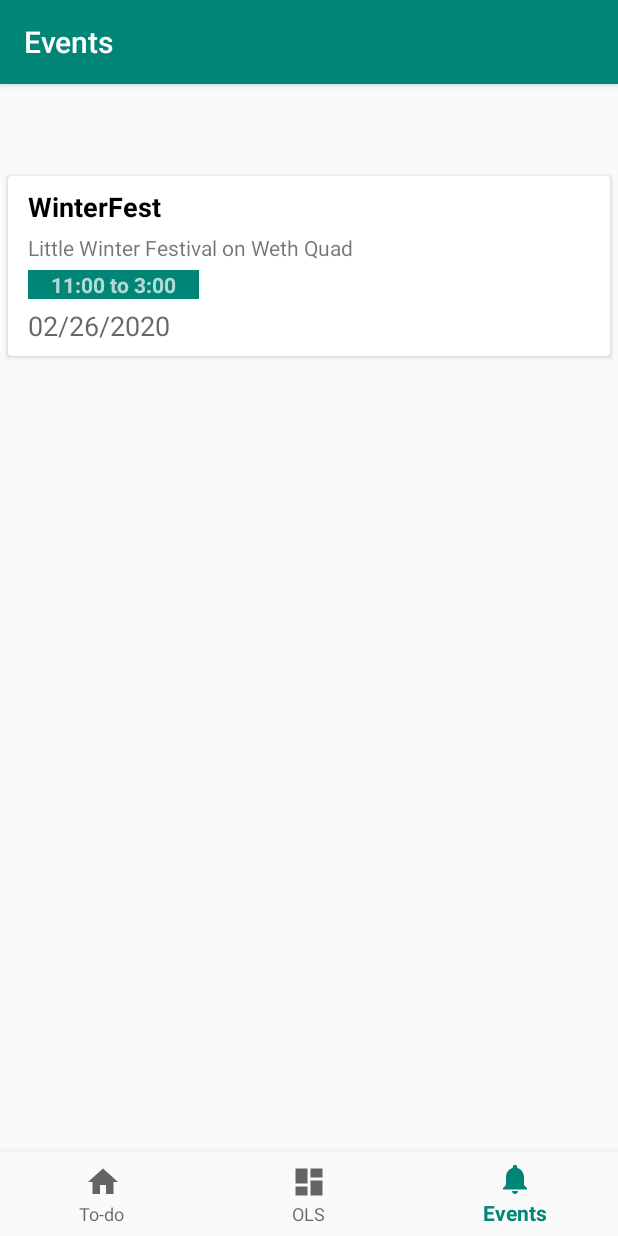
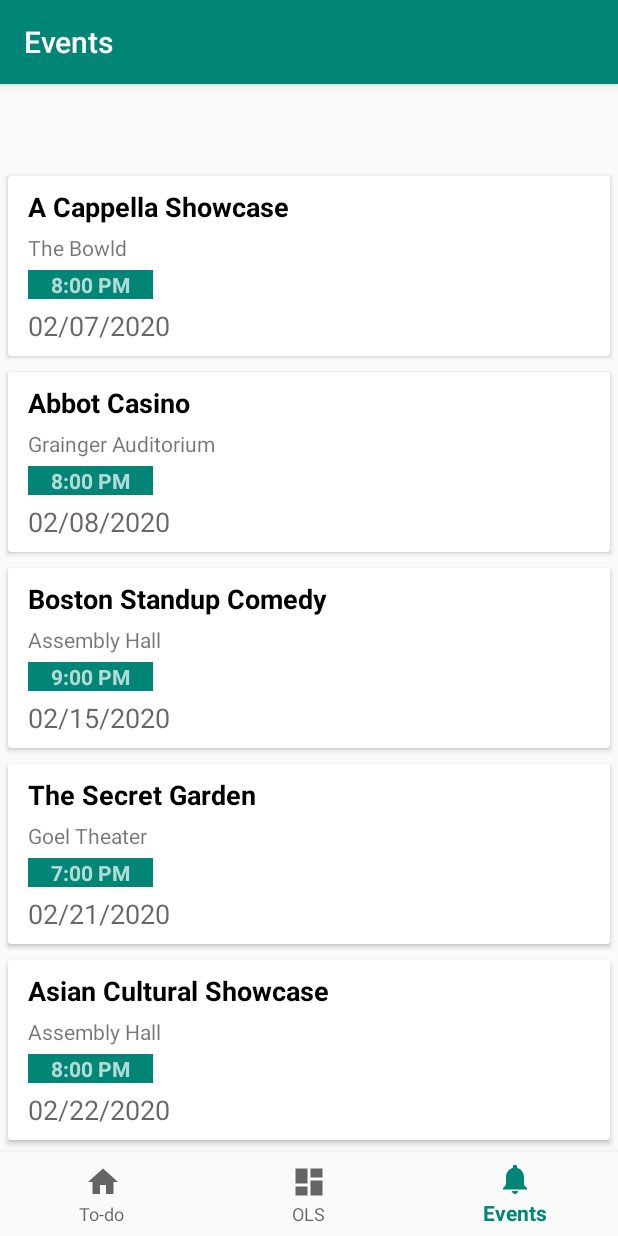
Before and after one commit to josephchen1/Connexeter, an Android app: the NotificationsFragment screen opened through its navigation route, on a phone screen of 412 x 824 dp. Run offline under Robolectric (Android 15) with nearby library versions, the phone set to English and light mode, and no system bars; our stand-ins replace navigation-ui.

Commit message:
Update sorting system for Events, added sorting by Date

```diff
--- a/app/src/main/java/com/example/connexeter/ui/notifications/Event.java
+++ b/app/src/main/java/com/example/connexeter/ui/notifications/Event.java
@@ -2,27 +2,22 @@ package com.example.connexeter.ui.notifications;
 
 
 import java.text.ParseException;
+import java.util.Comparator;
 import java.util.Date;
 import java.text.SimpleDateFormat;
 
 public class Event {
 
-    private int id;
     private String title, description, time, date;
     SimpleDateFormat f = new SimpleDateFormat("MM/dd/yyyy");
 
-    public Event(int id, String title, String description, String time, String date) {
-        this.id=id;
+    public Event(String title, String description, String time, String date) {
         this.title=title;
         this.description=description;
         this.time=time;
         this.date=date;
     }
 
-
-    public int getId() {
-        return id;
-    }
 
     public String getTitle() {
         return title;
--- a/app/src/main/java/com/example/connexeter/ui/notifications/NotificationsFragment.java
+++ b/app/src/main/java/com/example/connexeter/ui/notifications/NotificationsFragment.java
@@ -21,13 +21,17 @@ import java.util.ArrayList;
 import java.util.Calendar;
 import java.util.List;
 
+//TODO: use SimpleDateFormat to compare startTimes; separate Time to startTime and endTime
+//TODO: so you can compare startTime and organize it like so, make sure when comparing
+//TODO: that they share the same date!!!!
+
+
 public class NotificationsFragment extends Fragment {
 
     private NotificationsViewModel notificationsViewModel;
     public RecyclerView recyclerView;
     List<Event> eventList;
     Long tsLong = System.currentTimeMillis();
-
 
 
     public View onCreateView(@NonNull LayoutInflater inflater,
@@ -50,51 +54,121 @@ public class NotificationsFragment extends Fragment {
 
         eventList.add(
                 new Event (
-                        1,"WinterFest", "Little Winter Festival on Weth Quad", "11:00 to 3:00", "02/21/2020"
+
+                        "A Cappella Showcase",
+                        "The Bowld",
+                        "8:00 PM",
+                        "02/07/2020"
                 )
         );
-
         eventList.add(
                 new Event (
-                        2,"WinterFest", "Little Winter Festival on Weth Quad", "11:00 to 3:00", "02/22/2020"
+
+                        "Abbot Casino",
+                        "Grainger Auditorium",
+                        "8:00 PM",
+                        "02/08/2020"
+                )
+        );
+        eventList.add(
+                new Event (
+
+                        "Boston Standup Comedy",
+                        "Assembly Hall",
+                        "9:00 PM",
+                        "02/15/2020"
+                )
+        );
+        eventList.add(
+                new Event (
+
+                        "Asian Cultural Showcase",
+                        "Assembly Hall",
+                        "8:00 PM",
+                        "02/22/2020"
+                )
+        );
+        eventList.add(
+                new Event (
+
+                        "Pep Rally",
+                        "Love Gym",
+                        "8:30 PM",
+                        "02/28/2020"
+                )
+        );
+        eventList.add(
+                new Event (
+
+                        "The Secret Garden",
+                        "Goel Theater",
+                        "7:00 PM",
+                        "02/21/2020"
+                )
+        );
+        eventList.add(
+                new Event (
+
+                        "The Secret Garden",
+                        "Goel Theater",
+                        "7:00 PM",
+                        "02/22/2020"
+                )
+        );
+        eventList.add(
+                new Event (
+
+                        "The Secret Garden",
+                        "Goel Theater",
+                        "1:00 PM",
+                        "02/23/2020"
+                )
+        );
+        eventList.add(
+                new Event (
+
+                        "Stand Up Comedy 2 Electric Boogaloo",
+                        "Phelps Commons",
+                        "9:00 PM",
+                        "02/22/2020"
+                )
+        );
+        eventList.add(
+                new Event (
+
+                        "Winter Festival",
+                        "Wetherell Quad",
+                        "12:00 PM to 3:00 PM",
+                        "02/29/2020"
                 )
         );
 
 
-        eventList.add(
-                new Event (
-                        3,"WinterFest", "Little Winter Festival on Weth Quad", "11:00 to 3:00", "02/23/2020"
-                )
-        );
 
-        eventList.add(
-                new Event (
-                        4,"WinterFest", "Little Winter Festival on Weth Quad", "11:00 to 3:00", "02/24/2020"
-                )
-        );
 
-        eventList.add(
-                new Event (
-                        5,"WinterFest", "Little Winter Festival on Weth Quad", "11:00 to 3:00", "02/25/2020"
-                )
-        );
 
-        eventList.add(
-                new Event (6,"WinterFest", "Little Winter Festival on Weth Quad", "11:00 to 3:00", "02/26/2020"
-                )
-        );
-
-        for (int x = 0; x<eventList.size(); x++) {
-            if (tsLong>(eventList.get(x).getDateMS())) {
-                Toast.makeText(getActivity(), "Task Completed", Toast.LENGTH_SHORT).show();
-                eventList.remove(x);
-                x--;
+        for (int x = 0; x<eventList.size()-1; x++) {
+            if (eventList.get(x+1).getDateMS()<(eventList.get(x).getDateMS())) {
+                Toast.makeText(getActivity(), "Reorganized by Date", Toast.LENGTH_SHORT).show();
+                Event temp = eventList.get(x+1);
+                eventList.remove(x+1);
+                eventList.add(x, temp);
+                x=0;
             }
         }
 
+
+
+//        for (int x = 0; x<eventList.size(); x++) {
+//            if (tsLong>(eventList.get(x).getDateMS())) {
+//                Toast.makeText(getActivity(), "Task Completed", Toast.LENGTH_SHORT).show();
+//                eventList.remove(x);
+//                x--;
+//            }
+//        }
+
         //creating recyclerview adapter
         EventAdapter adapter = new EventAdapter(getActivity(), eventList);
-
         //setting adapter to recyclerview
         recyclerView.setAdapter(adapter);
 
```
